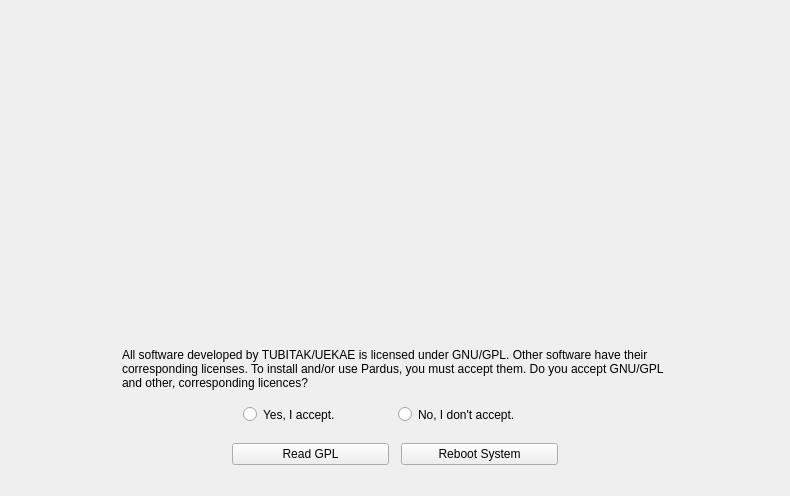
dadas45li/yali, file yali/gui/Ui/welcomewidget.ui: the form before one commit.
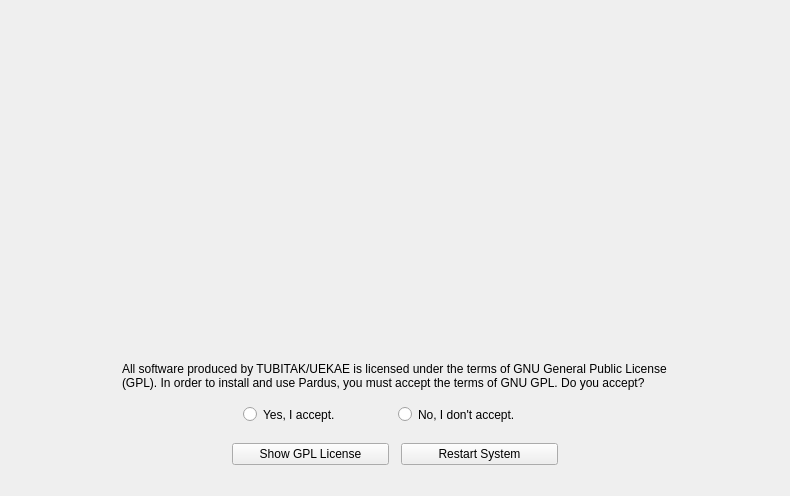
The form after the commit. Icons and pictures are not drawn.

What changed in the file:
```diff
--- a/yali/gui/Ui/welcomewidget.ui
+++ b/yali/gui/Ui/welcomewidget.ui
@@ -109,7 +109,7 @@
    <item row="3" column="1" colspan="5" >
     <widget class="QLabel" name="disclamer" >
      <property name="text" >
-      <string>All software developed by TUBITAK/UEKAE is licensed under GNU/GPL. Other software have their corresponding licenses. To install and/or use Pardus, you must accept them. Do you accept GNU/GPL and other, corresponding licences?</string>
+         <string>All software produced by TUBITAK/UEKAE is licensed under the terms of GNU General Public License (GPL). In order to install and use Pardus, you must accept the terms of GNU GPL. Do you accept?</string>
      </property>
      <property name="alignment" >
       <set>Qt::AlignTop</set>
@@ -173,7 +173,7 @@
           <enum>Qt::TabFocus</enum>
          </property>
          <property name="text" >
-          <string>Read GPL</string>
+          <string>Show GPL License</string>
          </property>
         </widget>
        </item>
@@ -189,7 +189,7 @@
           <enum>Qt::TabFocus</enum>
          </property>
          <property name="text" >
-          <string>Reboot System</string>
+          <string>Restart System</string>
          </property>
         </widget>
        </item>
```
